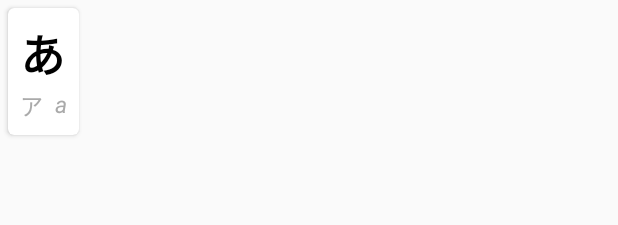
After one commit to NjordJ/JPStudy, an Android app: the layout kana_item.xml on its own in the app's theme, with its tools: preview values and no code run, on a phone screen of 412 x 824 dp. The commit adds this screen. Shown: the top 225 px of the screen. Run offline under Robolectric (Android 15) with nearby library versions, the light colour scheme and no system bars.

Commit message:
Added kana parse

```diff
--- a/app/src/main/java/com/bigil/jpstudy/models/Hiragana.java
+++ b/app/src/main/java/com/bigil/jpstudy/models/Hiragana.java
@@ -2,12 +2,14 @@ package com.bigil.jpstudy.models;
 
 public class Hiragana {
 
-    private Integer Id;
+    //private Integer Id;
     private String Symbol;
     private String Transcription;
 
     public Hiragana() { }
 
-    public Integer getId() { return Id;}
+    public String getSymbol() { return Symbol; }
+
+    public String getTranscription() { return Transcription; }
 
 }
--- a/app/src/main/java/com/bigil/jpstudy/ui/beginnerkanji/parent/BeginnerKanjiParentViewModel.java
+++ b/app/src/main/java/com/bigil/jpstudy/ui/beginnerkanji/parent/BeginnerKanjiParentViewModel.java
@@ -10,7 +10,7 @@ public class BeginnerKanjiParentViewModel extends ViewModel {
 
     public BeginnerKanjiParentViewModel() {
         mText = new MutableLiveData<>();
-        mText.setValue("This is beginner kanji fragment");
+        mText.setValue("This is branchfeature beginner kanji fragment");
     }
 
     public LiveData<String> getText() {
--- a/app/src/main/res/layout/fragment_beginnerlistofkanji.xml
+++ b/app/src/main/res/layout/fragment_beginnerlistofkanji.xml
@@ -5,8 +5,13 @@
         xmlns:tools="http://schemas.android.com/tools"
         android:layout_width="match_parent"
         android:layout_height="match_parent"
+        android:padding="20dp"
         tools:context=".ui.beginnerkanji.parent.BeginnerKanjiParentFragment">
 
+    <!--TODO custom listiew with kanjis separated by 10-->
+    <ListView
+            android:layout_width="match_parent"
+            android:layout_height="match_parent"></ListView>
     <TextView
             android:id="@+id/text_home"
             android:layout_width="match_parent"
@@ -20,4 +25,5 @@
             app:layout_constraintStart_toStartOf="parent"
             app:layout_constraintTop_toTopOf="parent"
             app:layout_constraintBottom_toBottomOf="parent"/>
+
 </androidx.constraintlayout.widget.ConstraintLayout>
--- /dev/null
+++ b/app/src/main/res/layout/kana_item.xml
@@ -0,0 +1,54 @@
+<?xml version="1.0" encoding="utf-8"?>
+<androidx.cardview.widget.CardView
+        xmlns:android="http://schemas.android.com/apk/res/android"
+        android:layout_width="wrap_content"
+        android:layout_height="wrap_content" xmlns:app="http://schemas.android.com/apk/res-auto"
+        app:cardCornerRadius="4dp"
+        android:layout_margin="5dp">
+
+    <!--RelativeLayout contains texts that shows
+    kana and transcription-->
+    <RelativeLayout
+            android:layout_width="match_parent"
+            android:layout_height="match_parent"
+            android:layout_margin="8dp">
+
+        <!--Big kana-->
+        <TextView
+                android:id="@+id/textViewBigKana"
+                android:layout_width="wrap_content"
+                android:layout_height="wrap_content"
+                android:layout_alignParentTop="true"
+                android:text="あ"
+                android:textSize="30sp"
+                android:textStyle="bold"
+                android:textColor="@android:color/black"/>
+
+        <!--Small kana-->
+        <TextView
+                android:id="@+id/textViewSmallKana"
+                android:layout_width="wrap_content"
+                android:layout_height="wrap_content"
+                android:layout_below="@id/textViewBigKana"
+                android:text="ア"
+                android:textSize="15sp"
+                android:textStyle="normal"
+                android:textColor="@android:color/darker_gray"/>
+
+        <!--Transcription-->
+        <TextView
+                android:id="@+id/textViewTranscriptionKana"
+                android:layout_width="wrap_content"
+                android:layout_height="wrap_content"
+                android:layout_below="@id/textViewBigKana"
+                android:layout_toEndOf="@id/textViewSmallKana"
+                android:layout_marginStart="8dp"
+                android:text="a"
+                android:textSize="15sp"
+                android:textStyle="italic"
+                android:textColor="@android:color/darker_gray"/>
+
+
+    </RelativeLayout>
+
+</androidx.cardview.widget.CardView>
--- a/app/src/main/res/layout/nav_header_main.xml
+++ b/app/src/main/res/layout/nav_header_main.xml
@@ -28,6 +28,7 @@
             android:text="@string/nav_header_title"
             android:textAppearance="@style/TextAppearance.AppCompat.Body1"/>
 
+    <!--TODO add img for counters-->
     <!--Combo layout-->
     <LinearLayout
             android:layout_width="wrap_content"
--- a/build.gradle
+++ b/build.gradle
@@ -16,6 +16,9 @@ allprojects {
     repositories {
         google()
         jcenter()
+        maven {
+            url "https://maven.google.com"
+        }
     }
 }
 
```
Also changed, not shown: app/build.gradle (+21 -0 lines), app/src/main/assets/hiragana_alphabet.json (added, +10 -0 lines), app/src/main/java/com/bigil/jpstudy/database/KanjiDatabase.java (added, +8 -0 lines), app/src/main/java/com/bigil/jpstudy/models/Kanji.java (added, +87 -0 lines), app/src/main/java/com/bigil/jpstudy/repositories/KanjiDao.java (added, +26 -0 lines), app/src/main/java/com/bigil/jpstudy/ui/kana/KanaAdapter.java (added, +60 -0 lines), app/src/main/java/com/bigil/jpstudy/ui/kana/KanaFragment.java (+87 -4 lines), app/src/main/java/com/bigil/jpstudy/ui/kana/KanaItem.java (added, +30 -0 lines), app/src/main/res/layout/fragment_kana.xml (+24 -14 lines), app/src/main/res/values/arrays.xml (added, +12 -0 lines), app/src/main/res/values/strings.xml (+13 -0 lines), app/src/main/res/xml/root_preferences.xml (added, +38 -0 lines).
